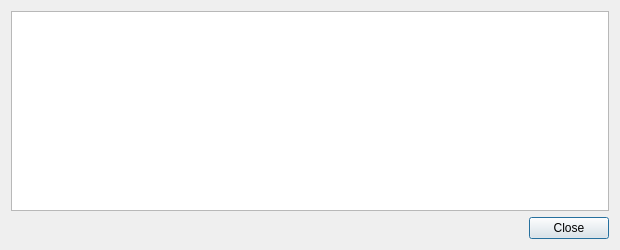
Gulden/gulden-old, file src/qt/forms/transactiondescdialog.ui: the form before one commit.
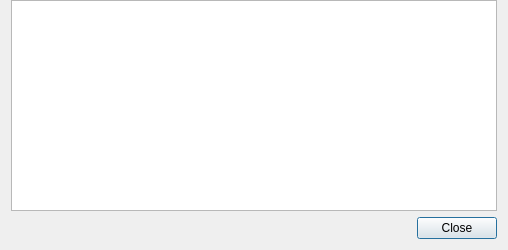
The form after the commit.

```diff
--- a/src/qt/forms/transactiondescdialog.ui
+++ b/src/qt/forms/transactiondescdialog.ui
@@ -6,7 +6,7 @@
    <rect>
     <x>0</x>
     <y>0</y>
-    <width>620</width>
+    <width>508</width>
     <height>250</height>
    </rect>
   </property>
@@ -14,6 +14,9 @@
    <string>Transaction details</string>
   </property>
   <layout class="QVBoxLayout" name="verticalLayout">
+   <property name="topMargin">
+    <number>0</number>
+   </property>
    <item>
     <widget class="QTextEdit" name="detailText">
      <property name="toolTip">
```
